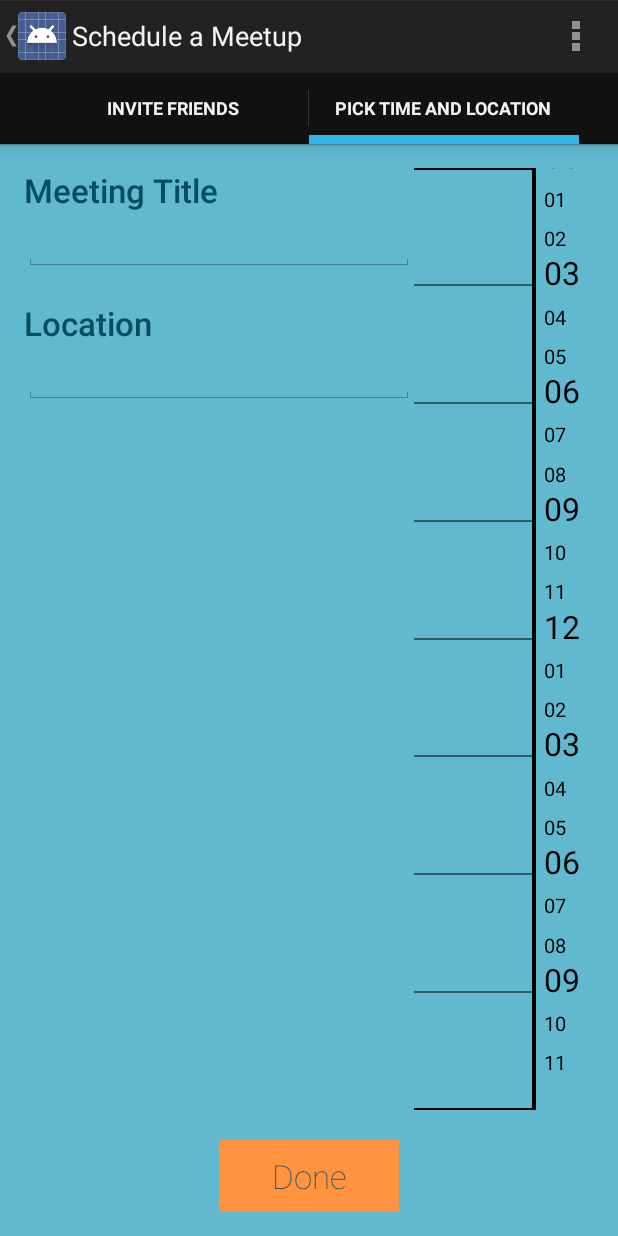
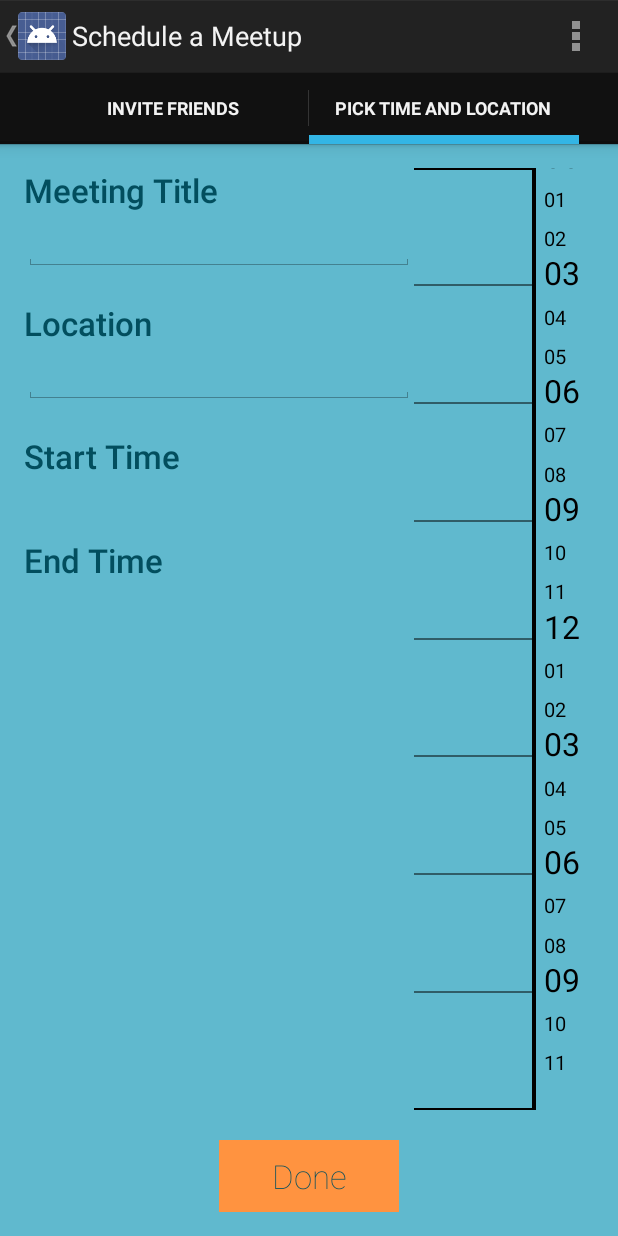
Before and after one commit to kmangutov/FoodTime, an Android app: the ScheduleEventActivity screen opened directly, with no data from a screen before it, tab 2 chosen, on a phone screen of 412 x 824 dp. Run offline under Robolectric (Android 15) with nearby library versions, the phone set to English and light mode, and no system bars.

Commit message:
real-time update of textview fields

```diff
--- a/app/src/main/res/layout/fragment_time.xml
+++ b/app/src/main/res/layout/fragment_time.xml
@@ -66,6 +66,23 @@
                 android:layout_marginBottom="20dp"/>
 
 
+            <TextView
+                style="@style/style_text.big"
+                android:id="@+id/start_time"
+                android:layout_width="match_parent"
+                android:layout_height="match_parent"
+                android:text="Start Time"
+                android:layout_marginBottom="40dp"/>
+
+            <TextView
+                style="@style/style_text.big"
+                android:id="@+id/end_time"
+                android:layout_width="match_parent"
+                android:layout_height="match_parent"
+                android:text="End Time"/>
+
+
+
             </LinearLayout>
 
 
```
Also changed, not shown: app/src/main/java/com/kmangutov/foodtime/ScheduleEventActivity.java (+34 -0 lines), 1 other file.
